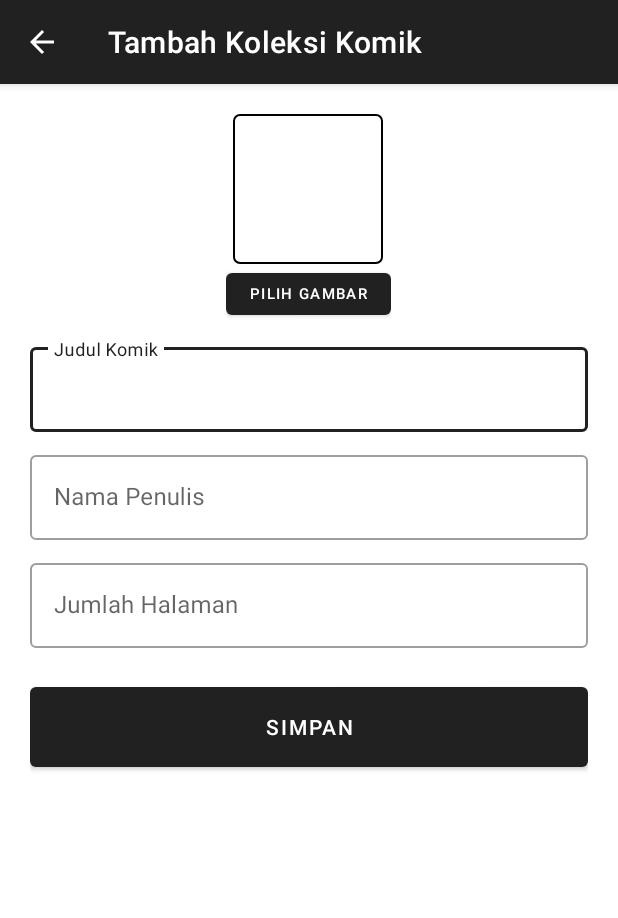
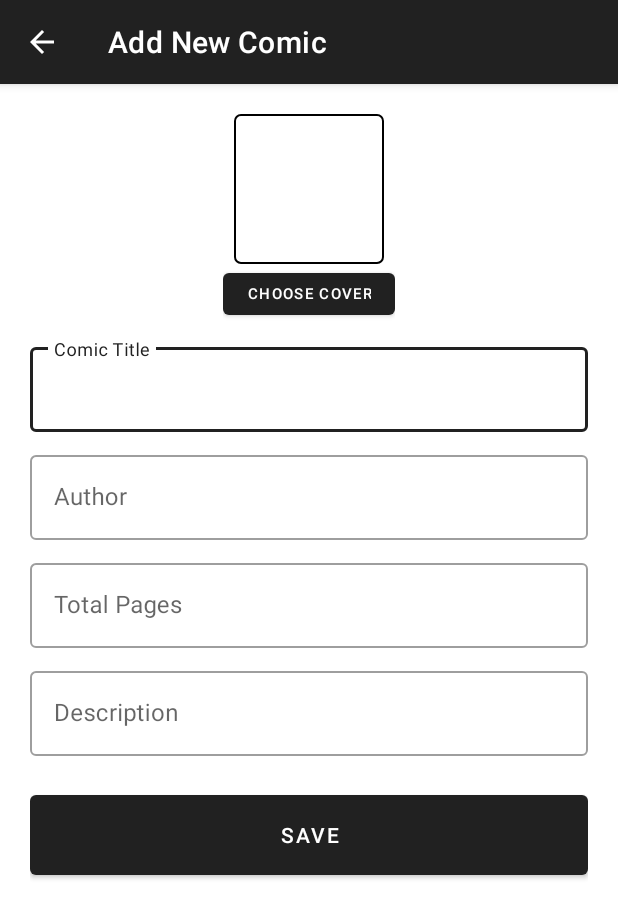
Before and after one commit to rezaafaisal/komika, an Android app: the AddBookActivity screen opened directly, with no data from a screen before it, on a phone screen of 412 x 824 dp. Shown: the top 918 px of the screen. Run offline under Robolectric (Android 15) with nearby library versions, the phone set to English and light mode, and no system bars; our stand-ins replace Room's generated code.

Commit message:
save cover image

```diff
--- a/app/src/main/java/com/example/storybookshelf/AddBookActivity.kt
+++ b/app/src/main/java/com/example/storybookshelf/AddBookActivity.kt
@@ -2,8 +2,10 @@ package com.example.storybookshelf
 
 import android.content.Intent
 import android.graphics.Bitmap
+import android.net.Uri
 import androidx.appcompat.app.AppCompatActivity
 import android.os.Bundle
+import android.util.Log
 import android.view.MenuItem
 import android.widget.Button
 import android.widget.ImageView
@@ -11,6 +13,8 @@ import android.widget.TextView
 import android.widget.Toast
 import androidx.activity.OnBackPressedDispatcher
 import androidx.activity.result.contract.ActivityResultContracts
+import androidx.core.content.FileProvider
+import androidx.core.view.drawToBitmap
 import androidx.room.Room
 import com.example.storybookshelf.database.BookDatabase
 import com.example.storybookshelf.database.entity.Book
@@ -18,6 +22,7 @@ import com.google.android.material.textfield.TextInputEditText
 import com.google.android.material.textfield.TextInputLayout
 import kotlinx.coroutines.GlobalScope
 import kotlinx.coroutines.launch
+import java.io.File
 
 class AddBookActivity : AppCompatActivity() {
     lateinit var db: BookDatabase
@@ -26,8 +31,8 @@ class AddBookActivity : AppCompatActivity() {
     lateinit var title: TextInputEditText
     lateinit var author: TextInputEditText
     lateinit var pageCount: TextInputEditText
+    lateinit var description: TextInputEditText
     lateinit var saveButton: Button
-
 
     private fun initComponents(){
         db = Room.databaseBuilder(applicationContext, BookDatabase::class.java, "book-db").build()
@@ -37,6 +42,7 @@ class AddBookActivity : AppCompatActivity() {
         title = findViewById(R.id.input_title)
         author = findViewById(R.id.input_author)
         pageCount = findViewById(R.id.input_page)
+        description = findViewById(R.id.input_description)
         saveButton = findViewById(R.id.button_save)
     }
 
@@ -48,20 +54,22 @@ class AddBookActivity : AppCompatActivity() {
         initComponents()
 
         val actionbar = supportActionBar
-        actionbar!!.title = "Tambah Koleksi Komik"
-        actionbar.setDisplayHomeAsUpEnabled(true);
+        actionbar?.setTitle(R.string.title_add_page)
+        actionbar?.setDisplayHomeAsUpEnabled(true)
 
         saveButton.setOnClickListener {
             GlobalScope.launch {
                 val bookDao = db.bookDao()
                 bookDao.insert(Book(
+                    cover = coverImage.drawToBitmap(),
                     title = title.text.toString(),
                     author = author.text.toString(),
-                    totalPages = pageCount.text.toString().toInt()
+                    totalPages = pageCount.text.toString().toInt(),
+                    description = description.text.toString()
                 ))
             }
 
-            Toast.makeText(applicationContext, "Berhasil menambahkan Komik!", Toast.LENGTH_SHORT).show()
+            Toast.makeText(applicationContext, R.string.success_message_insert, Toast.LENGTH_SHORT).show()
 
             navigateUpTo(Intent(applicationContext, MainActivity::class.java))
         }
@@ -74,9 +82,11 @@ class AddBookActivity : AppCompatActivity() {
 
     private val pickContract = registerForActivityResult(ActivityResultContracts.GetContent()){
         if(it != null){
+            Log.d("dev", it.toString())
             coverImage.setImageURI(it)
         }
     }
+
 
     override fun onOptionsItemSelected(item: MenuItem): Boolean {
         when(item.itemId){
--- a/app/src/main/java/com/example/storybookshelf/database/BookDatabase.kt
+++ b/app/src/main/java/com/example/storybookshelf/database/BookDatabase.kt
@@ -2,10 +2,12 @@ package com.example.storybookshelf.database
 
 import androidx.room.Database
 import androidx.room.RoomDatabase
+import androidx.room.TypeConverters
 import com.example.storybookshelf.database.dao.BookDao
 import com.example.storybookshelf.database.entity.Book
 
-@Database(entities = [Book::class], version = 1)
+@Database(entities = [Book::class], version = 3)
+@TypeConverters(BitmapConverter::class)
 abstract class BookDatabase: RoomDatabase() {
     abstract fun bookDao(): BookDao
 }
--- a/app/src/main/java/com/example/storybookshelf/database/dao/BookDao.kt
+++ b/app/src/main/java/com/example/storybookshelf/database/dao/BookDao.kt
@@ -1,5 +1,6 @@
 package com.example.storybookshelf.database.dao
 
+import android.graphics.Bitmap
 import androidx.room.Dao
 import androidx.room.Delete
 import androidx.room.Insert
@@ -19,11 +20,13 @@ interface BookDao {
     @Insert(onConflict = OnConflictStrategy.IGNORE)
     fun insert(vararg books: Book)
 
-    @Query("UPDATE book SET title=:title, author=:author, total_pages=:pages WHERE id=:id")
+    @Query("UPDATE book SET cover=:cover,  title=:title, author=:author, total_pages=:pages, description=:description WHERE id=:id")
     fun update(id: Int,
                title: String,
                author: String,
-               pages: Int)
+               pages: Int,
+               description: String,
+               cover: Bitmap)
 
     @Delete
     fun delete(book: Book)
--- a/app/src/main/java/com/example/storybookshelf/database/entity/Book.kt
+++ b/app/src/main/java/com/example/storybookshelf/database/entity/Book.kt
@@ -8,10 +8,11 @@ import androidx.room.PrimaryKey
 
 @Entity
 data class Book(
-//    @ColumnInfo(name = "cover") val cover: Bitmap,
+    @ColumnInfo(name = "cover") val cover: Bitmap,
     @ColumnInfo(name = "title") val title: String,
     @ColumnInfo(name = "author") val author: String,
-    @ColumnInfo(name="total_pages") val totalPages: Int
+    @ColumnInfo(name="total_pages") val totalPages: Int,
+    @ColumnInfo(name="description") val description: String
 ){
     @PrimaryKey(autoGenerate = true)
     var id: Int? = null
--- a/app/src/main/res/layout/activity_add_book.xml
+++ b/app/src/main/res/layout/activity_add_book.xml
@@ -1,11 +1,16 @@
 <?xml version="1.0" encoding="utf-8"?>
-<androidx.constraintlayout.widget.ConstraintLayout xmlns:android="http://schemas.android.com/apk/res/android"
+<ScrollView
+    xmlns:android="http://schemas.android.com/apk/res/android"
     xmlns:app="http://schemas.android.com/apk/res-auto"
     xmlns:tools="http://schemas.android.com/tools"
     android:layout_width="match_parent"
     android:layout_height="match_parent"
     android:padding="20dp"
     tools:context=".AddBookActivity">
+
+    <androidx.constraintlayout.widget.ConstraintLayout
+        android:layout_width="match_parent"
+        android:layout_height="match_parent">
 
         <LinearLayout
             android:orientation="vertical"
@@ -31,13 +36,13 @@
                     android:layout_width="wrap_content"
                     android:layout_height="40dp"
                     android:textSize="10dp"
-                android:text="Pilih Gambar"/>
+                    android:text="Choose Cover"/>
 
             </LinearLayout>
             <com.google.android.material.textfield.TextInputLayout
                 android:layout_width="match_parent"
                 android:layout_height="wrap_content"
-            android:hint="Judul Komik"
+                android:hint="Comic Title"
                 android:layout_marginTop="10dp"
                 style="@style/Widget.MaterialComponents.TextInputLayout.OutlinedBox">
 
@@ -50,7 +55,7 @@
             <com.google.android.material.textfield.TextInputLayout
                 android:layout_width="match_parent"
                 android:layout_height="wrap_content"
-            android:hint="Nama Penulis"
+                android:hint="Author"
                 android:layout_marginTop="10dp"
                 style="@style/Widget.MaterialComponents.TextInputLayout.OutlinedBox">
 
@@ -59,10 +64,11 @@
                     android:layout_width="match_parent"
                     android:layout_height="wrap_content"
                     />
-        </com.google.android.material.textfield.TextInputLayout><com.google.android.material.textfield.TextInputLayout
+            </com.google.android.material.textfield.TextInputLayout>
+            <com.google.android.material.textfield.TextInputLayout
                 android:layout_width="match_parent"
                 android:layout_height="wrap_content"
-            android:hint="Jumlah Halaman"
+                android:hint="Total Pages"
                 android:layout_marginTop="10dp"
                 style="@style/Widget.MaterialComponents.TextInputLayout.OutlinedBox">
 
@@ -73,11 +79,26 @@
                     android:inputType="number"
                     />
             </com.google.android.material.textfield.TextInputLayout>
+            <com.google.android.material.textfield.TextInputLayout
+                android:layout_width="match_parent"
+                android:layout_height="wrap_content"
+                android:hint="Description"
+                android:layout_marginTop="10dp"
+                style="@style/Widget.MaterialComponents.TextInputLayout.OutlinedBox">
+
+                <com.google.android.material.textfield.TextInputEditText
+                    android:id="@+id/input_description"
+                    android:layout_width="match_parent"
+                    android:layout_height="wrap_content"
+                    android:inputType="textMultiLine"
+                    />
+            </com.google.android.material.textfield.TextInputLayout>
             <Button
                 android:id="@+id/button_save"
                 android:layout_marginTop="20dp"
                 android:layout_width="match_parent"
                 android:layout_height="65dp"
-            android:text="Simpan"/>
+                android:text="Save"/>
         </LinearLayout>
     </androidx.constraintlayout.widget.ConstraintLayout>
+</ScrollView>
--- a/app/src/main/res/menu/option.xml
+++ b/app/src/main/res/menu/option.xml
@@ -6,5 +6,5 @@
 
     <item
         android:id="@+id/delete"
-        android:title="Hapus"/>
+        android:title="Delete"/>
 </menu>
--- a/app/src/main/res/values/strings.xml
+++ b/app/src/main/res/values/strings.xml
@@ -12,4 +12,24 @@
         Sections 1.10.32 and 1.10.33 from "de Finibus Bonorum et Malorum" by Cicero are also reproduced in their
         exact original form, accompanied by English versions from the 1914 translation by H. Rackham.
     </string>
+
+    <string name="title_add_page">
+        Add New Comic
+    </string>
+    <string name="title_edit_page">
+        Update Comic
+    </string>
+    <string name="title_detail_page">
+        About Comic
+    </string>
+
+    <string name="success_message_insert">
+        Added Succesfully
+    </string>
+    <string name="success_message_delete">
+        Deleted Succesfully
+    </string>
+    <string name="success_message_update">
+        Updated Successfully
+    </string>
 </resources>
```
Also changed, not shown: app/src/main/java/com/example/storybookshelf/BookAdapter.kt (+5 -10 lines), app/src/main/java/com/example/storybookshelf/BookDetail.kt (+71 -18 lines), app/src/main/java/com/example/storybookshelf/EditBookActivity.kt (+58 -13 lines), app/src/main/java/com/example/storybookshelf/MainActivity.kt (+18 -15 lines), app/src/main/java/com/example/storybookshelf/database/BitmapConverter.kt (added, +20 -0 lines), app/src/main/res/layout/activity_book_detail.xml (+14 -8 lines), app/src/main/res/layout/activity_edit_book.xml (+29 -7 lines), app/src/main/res/layout/activity_main.xml (+0 -9 lines), app/src/main/res/layout/book_list.xml (+4 -4 lines), app/src/main/res/drawable/puffin.png (added). Lines whose indentation alone changed are shown as unchanged.
